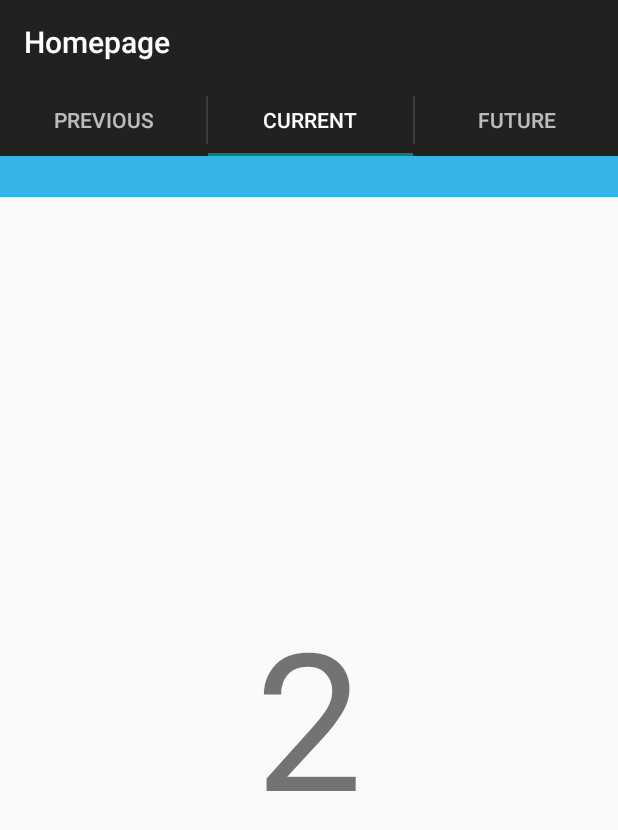
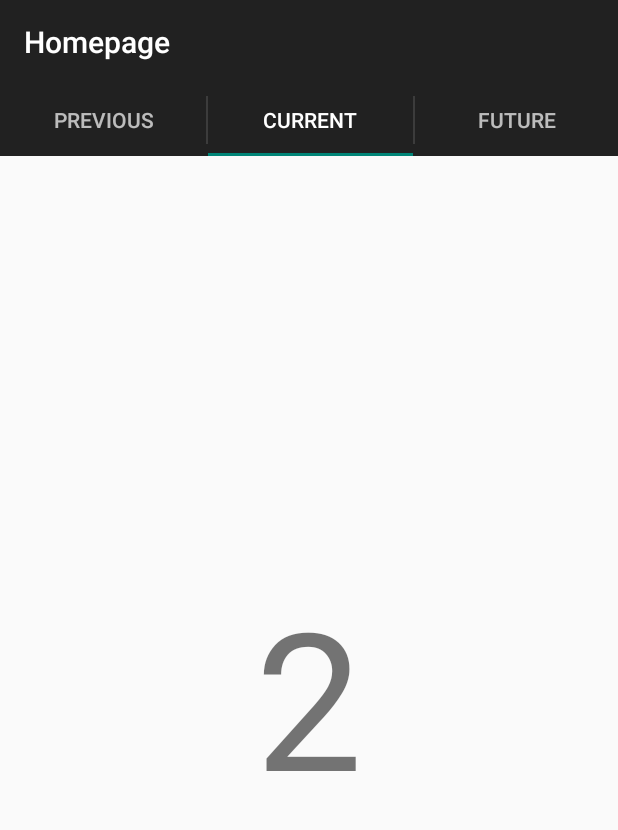
Before and after one commit to star-Ray/PPFYP, an Android app: the HomepageActivity screen opened directly, with no data from a screen before it, on a phone screen of 412 x 824 dp. Shown: the top 830 px of the screen. Run offline under Robolectric (Android 15) with nearby library versions, the phone set to English and light mode, and no system bars.

Commit message:
- updated app icon

```diff
--- a/FYPProject/app/src/main/AndroidManifest.xml
+++ b/FYPProject/app/src/main/AndroidManifest.xml
@@ -26,7 +26,7 @@
 
     <application
         android:allowBackup="true"
-        android:icon="@drawable/ic_teamlogo1"
+        android:icon="@drawable/ic_mobileapp"
         android:label="@string/app_name"
         android:theme="@style/AppTheme" >
         <activity android:name=".Activity.LoginActivity" >
--- a/FYPProject/app/src/main/res/layout/activity_homepage.xml
+++ b/FYPProject/app/src/main/res/layout/activity_homepage.xml
@@ -13,15 +13,15 @@
         android:layout_height="match_parent"
         tools:context="com.example.arnold.fypproject.Activity.Test3Activity">
 
-        <android.support.v4.view.PagerTitleStrip
-            android:id="@+id/pager_title_strip"
-            android:layout_width="match_parent"
-            android:layout_height="wrap_content"
-            android:layout_gravity="top"
-            android:background="#33b5e5"
-            android:paddingBottom="4dp"
-            android:paddingTop="4dp"
-            android:textColor="#fff" />
+        <!--<android.support.v4.view.PagerTitleStrip-->
+            <!--android:id="@+id/pager_title_strip"-->
+            <!--android:layout_width="match_parent"-->
+            <!--android:layout_height="wrap_content"-->
+            <!--android:layout_gravity="top"-->
+            <!--android:background="#33b5e5"-->
+            <!--android:paddingBottom="4dp"-->
+            <!--android:paddingTop="4dp"-->
+            <!--android:textColor="#fff" />-->
 
     </android.support.v4.view.ViewPager>
     <!--<RelativeLayout-->
```
Also changed, not shown: FYPProject/app/src/main/res/drawable/ic_mobileapp.png (added), 1 other file.
